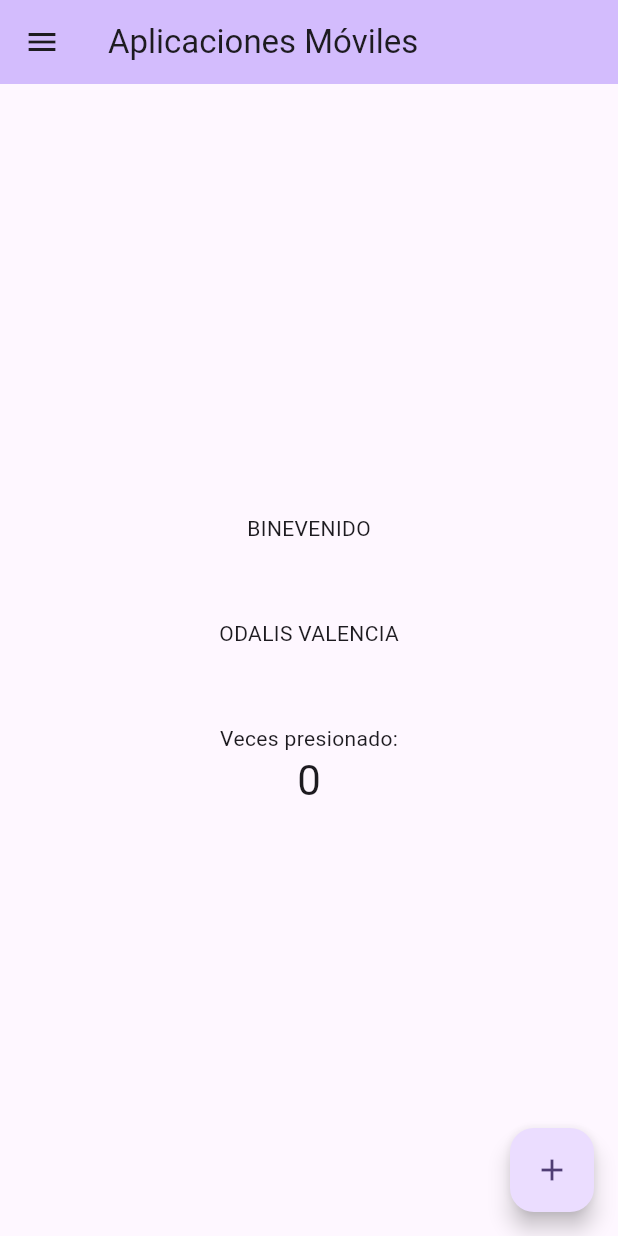
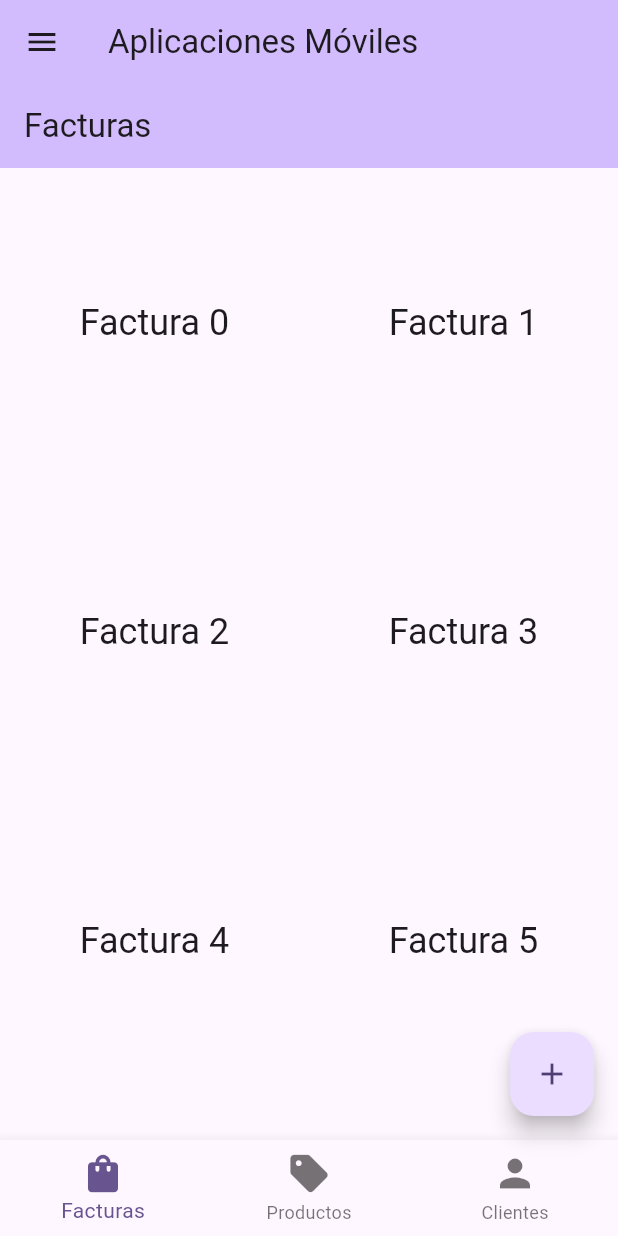
Before and after one commit to odvalencia/flutter_app, a Flutter app: the screen it shows after launch, on a phone screen of 412 x 824 dp. Run offline on Flutter 3.47's test engine with Material 2 defaults, Android fonts, the phone set to English and light mode, and no system bars.

Commit message:
feat: add BottomNavigationBar and actions

```diff
--- a/lib/main.dart
+++ b/lib/main.dart
@@ -1,4 +1,8 @@
 import 'package:flutter/material.dart';
+import 'widget/factura.dart';
+import 'widget/producto.dart';
+import 'widget/cliente.dart';
+
 
 void main() {
   runApp(const MyApp());
@@ -55,13 +59,12 @@ class MyHomePage extends StatefulWidget {
 }
 
 class _MyHomePageState extends State<MyHomePage> {
-  int _counter = 0;
-
-  void _incrementCounter() {
-    setState(() {
-      _counter++;
-    });
-  }
+  int _currentIndex = 0;
+  List <Widget> pageList= const<Widget>[
+    Factura(),
+    Producto(),
+    Cliente()
+  ];
 
   @override
   Widget build(BuildContext context) {
@@ -99,38 +102,61 @@ class _MyHomePageState extends State<MyHomePage> {
           ],
         ),
       ),
+      body: pageList[_currentIndex],
+      bottomNavigationBar:BottomNavigationBar(
+        iconSize: 30,
+        selectedFontSize: 14,
+        items: const <BottomNavigationBarItem>[
+          BottomNavigationBarItem(
+            icon: Icon(Icons.shopping_bag_rounded),
+            label: 'Facturas',
+          ),
+          BottomNavigationBarItem(
+            icon: Icon(Icons.sell),
+            label: 'Productos',
+          ),
+          BottomNavigationBarItem(
+            icon: Icon(Icons.person),
+            label: 'Clientes',
+          ),
+        ],
+        currentIndex: _currentIndex,
+        onTap: (int index) {
+          switch (index) {
+            case 0:
+              // only scroll to top when current index is selected.
 
-      body: Center(
-        child: Column(
-          mainAxisAlignment: MainAxisAlignment.center,
-          children: <Widget>[
-            const Text(
-              'BINEVENIDO',
-            ),
-            const SizedBox(
-              height: 50, // <-- SEE HERE
-            ),
-            const Text(
-              'ODALIS VALENCIA',
-            ),
-            const SizedBox(
-              height: 50, // <-- SEE HERE
-            ),
-            const Text(
-              'Veces presionado:',
-            ),
-            Text(
-              '$_counter',
-              style: Theme.of(context).textTheme.headlineMedium,
-            ),
-          ],
-        ),
+            case 1:
+
+          }
+          setState(
+            () {
+              _currentIndex = index;
+            },
+          );
+        },
       ),
       floatingActionButton: FloatingActionButton(
-        onPressed: _incrementCounter,
-        tooltip: 'Increment',
+        onPressed:(){showModal(context); },
         child: const Icon(Icons.add),
       ), // This trailing comma makes auto-formatting nicer for build methods.
     );
   }
+
+  void showModal(BuildContext context) {
+    showDialog(
+      context: context,
+      builder: (BuildContext context) => AlertDialog(
+        content: const Text('Añadir '),
+        actions: <TextButton>[
+          TextButton(
+            onPressed: () {
+              Navigator.pop(context);
+            },
+            child: const Text('Cerrar'),
+          )
+        ],
+      ),
+    );
+  }
 }
--- /dev/null
+++ b/lib/widget/factura.dart
@@ -0,0 +1,31 @@
+import 'package:flutter/material.dart';
+
+
+
+class Factura extends StatelessWidget {
+  const Factura({super.key, });
+
+  @override
+  Widget build(BuildContext context) {
+    return Scaffold(
+      appBar: AppBar(
+        backgroundColor: Theme.of(context).colorScheme.inversePrimary,
+        title: const Text("Facturas"),
+      ),
+      body: GridView.count(
+          // Create a grid with 2 columns. If you change the scrollDirection to
+          // horizontal, this produces 2 rows.
+          crossAxisCount: 2,
+          // Generate 100 widgets that display their index in the List.
+          children: List.generate(100, (index) {
+            return Center(
+              child: Text(
+                'Factura $index',
+                style: Theme.of(context).textTheme.headlineSmall,
+              ),
+            );
+          }),
+        ),
+    );
+  }
+}
```
Also changed, not shown: lib/widget/cliente.dart (+21 -8 lines), lib/widget/producto.dart (added, +29 -0 lines).
